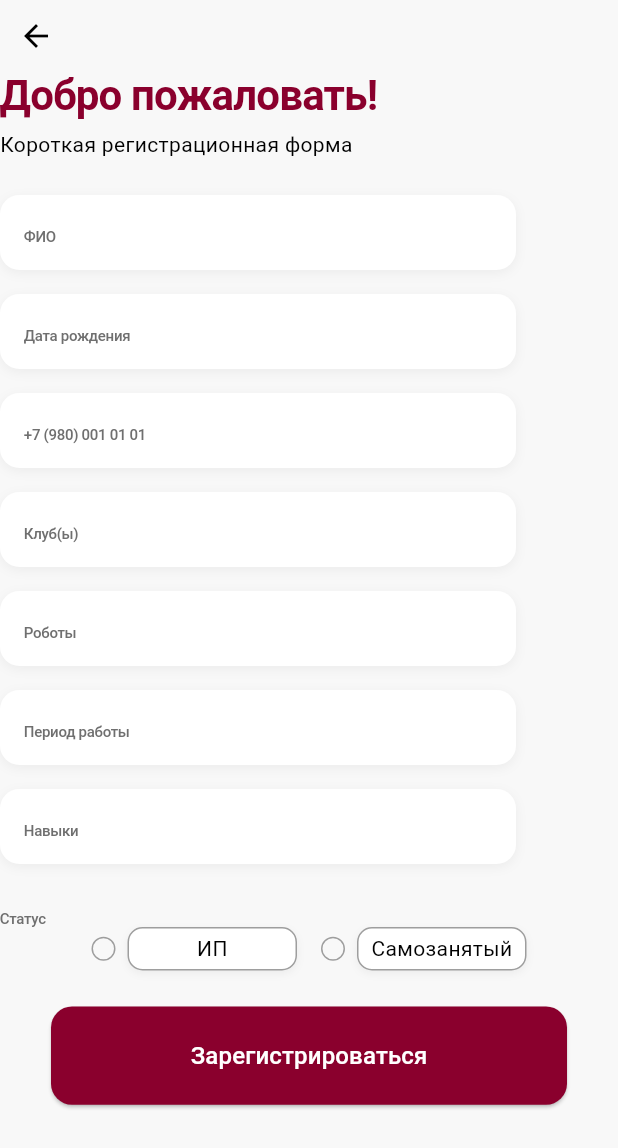
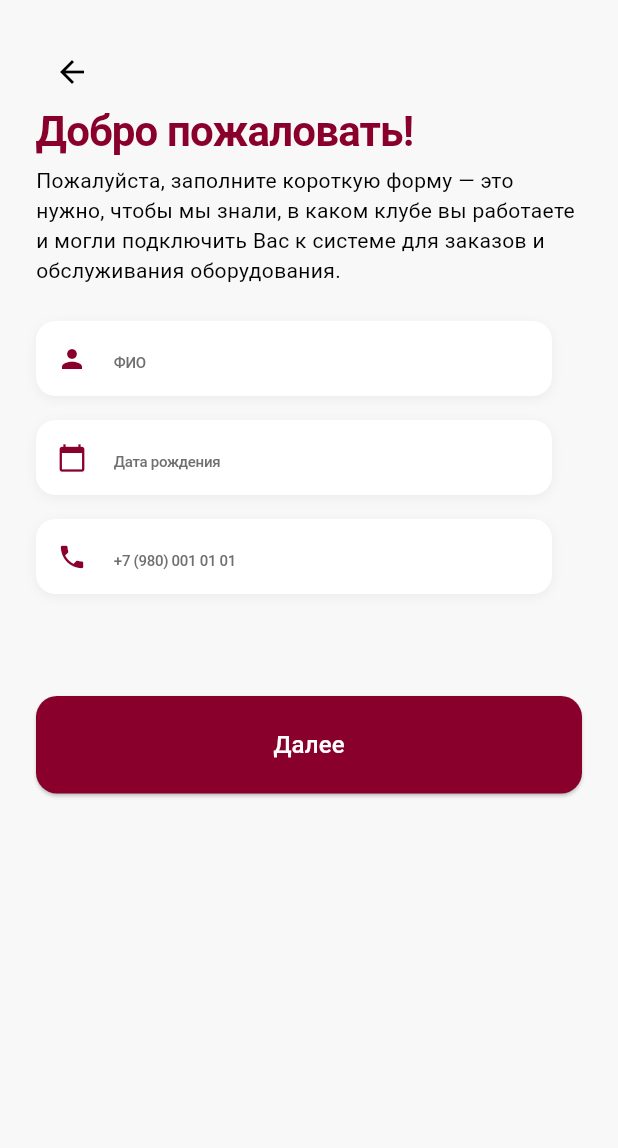
Before and after one commit to Lalamee/bowling-app-flutter, a Flutter app: the RegisterMechanicScreen screen opened directly, on a phone screen of 412 x 824 dp. Shown: the top 1148 px of the screen. Run offline on Flutter 3.47's test engine with Material 3 defaults, Android fonts, the phone set to English and light mode, and no system bars; our stand-ins replace mask_text_input_formatter.

Commit message:
mechanic screen 1.1

```diff
--- a/lib/screens/register_mechanic_screen.dart
+++ b/lib/screens/register_mechanic_screen.dart
@@ -1,11 +1,11 @@
 import 'package:flutter/material.dart';
 import 'package:intl/intl.dart';
+import 'package:flutter/services.dart';
 import '../theme/colors.dart';
 import '../theme/text_styles.dart';
 import '../widgets/labeled_text_field.dart';
-import '../widgets/radio_group_horizontal.dart';
-import '../widgets/radio_group_vertical.dart';
 import '../widgets/custom_button.dart';
+import '../widgets/radio_group_wrap.dart';
 
 class RegisterMechanicScreen extends StatefulWidget {
   const RegisterMechanicScreen({Key? key}) : super(key: key);
@@ -16,20 +16,40 @@ class RegisterMechanicScreen extends StatefulWidget {
 
 class _RegisterMechanicScreenState extends State<RegisterMechanicScreen> {
   final _formKey = GlobalKey<FormState>();
+  int _step = 0;
+
+  // Step 1
   final _fio = TextEditingController();
   final _birth = TextEditingController();
   final _phone = TextEditingController();
-  final _clubs = TextEditingController();
-  final _robots = TextEditingController();
-  final _period = TextEditingController();
+  DateTime? birthDate;
+
+  // Step 2
+  String? educationLevel;
+  final _educationName = TextEditingController();
+  final _extraEducation = TextEditingController();
+
+  // Step 3
+  final _workYears = TextEditingController();
+  final _bowlingYears = TextEditingController();
+  final _currentClub = TextEditingController();
+  final _bowlingHistory = TextEditingController();
   final _skills = TextEditingController();
-
-  DateTime? birthDate;
-  String? status;
 
   @override
   void dispose() {
-    [_fio, _birth, _phone, _clubs, _robots, _period, _skills].forEach((c) => c.dispose());
+    [
+      _fio,
+      _birth,
+      _phone,
+      _educationName,
+      _extraEducation,
+      _workYears,
+      _bowlingYears,
+      _currentClub,
+      _bowlingHistory,
+      _skills,
+    ].forEach((c) => c.dispose());
     super.dispose();
   }
 
@@ -42,107 +62,191 @@ class _RegisterMechanicScreenState extends State<RegisterMechanicScreen> {
       lastDate: now,
     );
     if (picked != null) {
+      setState(() {
         birthDate = picked;
         _birth.text = DateFormat('dd / MM / yyyy').format(picked);
+      });
     }
   }
 
-  String? _validateNotEmpty(String? v) =>
-      (v == null || v.trim().isEmpty) ? 'Обязательно заполните' : null;
-
-  String? _validatePhone(String? v) {
-    if (v == null || v.trim().isEmpty) return 'Нужно ввести номер';
-    final clean = v.replaceAll(RegExp(r'\D'), '');
-    return clean.length == 10 ? null : '10 цифр без пробелов';
-  }
+  String? _validateNotEmpty(String? v) => (v == null || v.trim().isEmpty) ? 'Обязательно заполните' : null;
 
   String? _validateBirth(String? v) => birthDate == null ? 'Выберите дату' : null;
 
+  String? _validatePhone(String? v) {
+    if (v == null || v.trim().isEmpty) return 'Введите номер телефона';
+    final digits = v.replaceAll(RegExp(r'\D'), '');
+    if (digits.length != 11) return 'Неверный формат номера';
+    return null;
+  }
+
+  String? _validateInteger(String? v) {
+    if (v == null || v.trim().isEmpty) return 'Обязательно заполните';
+    return int.tryParse(v.trim()) != null ? null : 'Укажите целое число';
+  }
+
+  void _nextStep() {
+    if (_formKey.currentState!.validate()) {
+      if (_step == 1 && educationLevel == null) {
+        ScaffoldMessenger.of(context).showSnackBar(const SnackBar(content: Text('Выберите образование')));
+        return;
+      }
+      setState(() => _step++);
+    }
+  }
+
+  void _prevStep() => setState(() => _step--);
+
   void _submit() {
-    if (!_formKey.currentState!.validate() || status == null) {
-      if (status == null) {
-        ScaffoldMessenger.of(context).showSnackBar(
-          const SnackBar(content: Text('Выберите статус')),
-        );
+    if (!_formKey.currentState!.validate() || educationLevel == null) {
+      if (educationLevel == null) {
+        ScaffoldMessenger.of(context).showSnackBar(const SnackBar(content: Text('Выберите образование')));
       }
       return;
     }
-    ScaffoldMessenger.of(context).showSnackBar(
-      const SnackBar(content: Text('Регистрация механика выполнена')),
-    );
+    ScaffoldMessenger.of(context).showSnackBar(const SnackBar(content: Text('Регистрация механика выполнена')));
   }
 
   @override
-  Widget build(BuildContext context) {
+  Widget build(BuildContext ctx) {
+    final steps = [_buildStepOne(ctx), _buildStepTwo(ctx), _buildStepThree(ctx)];
+
     return Scaffold(
       backgroundColor: AppColors.background,
       body: SafeArea(
         child: SingleChildScrollView(
-          padding: const EdgeInsets.only(bottom: 1032),
-
+          padding: const EdgeInsets.all(24),
           child: Form(
             key: _formKey,
-            child: Column(
+            child: steps[_step],
+          ),
+        ),
+      ),
+    );
+  }
+
+  Widget _buildStepOne(BuildContext ctx) {
+    return Column(
       crossAxisAlignment: CrossAxisAlignment.start,
       children: [
-                IconButton(
-                  onPressed: () => Navigator.pop(context),
-                  icon: const Icon(Icons.arrow_back),
+        IconButton(onPressed: () => Navigator.pop(ctx), icon: const Icon(Icons.arrow_back)),
+        Text('Добро пожаловать!', style: AppTextStyles.onboardingTitle.copyWith(color: AppColors.primary)),
+        const SizedBox(height: 8),
+        const Text(
+          'Пожалуйста, заполните короткую форму — это нужно, чтобы мы знали, в каком клубе вы работаете и могли подключить Вас к системе для заказов и обслуживания оборудования.',
         ),
-                Text(
-                  'Добро пожаловать!',
-                  style: AppTextStyles.onboardingTitle.copyWith(color: AppColors.primary),
-                ),
-                const SizedBox(height: 8),
-                const Text('Короткая регистрационная форма'),
         const SizedBox(height: 24),
         LabeledTextField(
           label: 'ФИО',
           controller: _fio,
-                  validator: _validateNotEmpty),
+          validator: _validateNotEmpty,
+          icon: Icons.person,
+        ),
         LabeledTextField(
           label: 'Дата рождения',
           controller: _birth,
           validator: _validateBirth,
           readOnly: true,
           onTap: _pickBirthDate,
+          icon: Icons.calendar_today,
         ),
         LabeledTextField(
           label: 'Номер телефона',
           controller: _phone,
           validator: _validatePhone,
           keyboardType: TextInputType.phone,
+          icon: Icons.phone,
+        ),
+        const SizedBox(height: 52),
+        SizedBox(
+          width: double.infinity,
+          height: 65,
+          child: CustomButton(text: 'Далее', onPressed: _nextStep),
+        ),
+      ],
+    );
+  }
+
+  Widget _buildStepTwo(BuildContext ctx) {
+    return Column(
+      crossAxisAlignment: CrossAxisAlignment.start,
+      children: [
+        IconButton(onPressed: _prevStep, icon: const Icon(Icons.arrow_back)),
+        const Text('Какое у Вас образование?', style: AppTextStyles.onboardingTitle),
+        const SizedBox(height: 16),
+        RadioGroupWrap(
+          options: const [
+            'высшее',
+            'высшее-профессиональное',
+            'среднее',
+            'средне-профессиональное',
+            'другое',
+          ],
+          groupValue: educationLevel,
+          onChanged: (v) => setState(() => educationLevel = v),
+        ),
+        const SizedBox(height: 16),
+        LabeledTextField(
+          label: 'Наименование образовательного учреждения',
+          controller: _educationName,
+          validator: _validateNotEmpty,
         ),
         LabeledTextField(
-                  label: 'Клуб(ы)',
-                  controller: _clubs,
-                  validator: _validateNotEmpty),
-                LabeledTextField(
-                  label: 'Роботы',
-                  controller: _robots,
-                  validator: _validateNotEmpty),
-                LabeledTextField(
-                  label: 'Период работы',
-                  controller: _period,
-                  validator: _validateNotEmpty),
-                LabeledTextField(
-                  label: 'Навыки',
-                  controller: _skills,
-                  validator: _validateNotEmpty),
-                const SizedBox(height: 16),
-                const Text('Статус', style: AppTextStyles.formLabel),
-                RadioGroupHorizontal(
-                  options: const ['ИП', 'Самозанятый'],
-                  groupValue: status,
-                  onChanged: (v) => setState(() => status = v),
+          label: 'Дополнительное образование (курсы и т.д.)',
+          controller: _extraEducation,
+          validator: _validateNotEmpty,
         ),
         const SizedBox(height: 24),
-                Center(child: CustomButton(text: 'Зарегистрироваться', onPressed: _submit)),
+        SizedBox(
+          width: double.infinity,
+          height: 65,
+          child: CustomButton(text: 'Далее', onPressed: _nextStep),
+        ),
       ],
+    );
+  }
+
+  Widget _buildStepThree(BuildContext ctx) {
+    return Column(
+      crossAxisAlignment: CrossAxisAlignment.start,
+      children: [
+        IconButton(onPressed: _prevStep, icon: const Icon(Icons.arrow_back)),
+        const Text('Стаж работы', style: AppTextStyles.onboardingTitle),
+        const SizedBox(height: 8),
+        LabeledTextField(
+          label: 'Общий стаж работы',
+          controller: _workYears,
+          validator: _validateInteger,
+          keyboardType: TextInputType.number,
         ),
+        LabeledTextField(
+          label: 'Стаж в боулинге',
+          controller: _bowlingYears,
+          validator: _validateInteger,
+          keyboardType: TextInputType.number,
         ),
+        LabeledTextField(
+          label: 'Текущее место работы',
+          controller: _currentClub,
+          validator: _validateNotEmpty,
         ),
+        LabeledTextField(
+          label: 'Где и когда работали в боулинге',
+          controller: _bowlingHistory,
+          validator: _validateNotEmpty,
         ),
+        LabeledTextField(
+          label: 'Навыки и преимущества',
+          controller: _skills,
+          validator: _validateNotEmpty,
+        ),
+        const SizedBox(height: 24),
+        SizedBox(
+          width: double.infinity,
+          height: 65,
+          child: CustomButton(text: 'Зарегистрироваться', onPressed: _submit),
+        ),
+      ],
     );
   }
 }
--- a/lib/widgets/radio_group_horizontal.dart
+++ b/lib/widgets/radio_group_horizontal.dart
@@ -1,6 +1,7 @@
 import 'package:flutter/material.dart';
 import '../theme/colors.dart';
 import '../theme/text_styles.dart';
+import '../theme/radio_chip_style.dart';
 
 class RadioGroupHorizontal extends StatelessWidget {
   final List<String> options;
@@ -20,36 +21,19 @@ class RadioGroupHorizontal extends StatelessWidget {
       mainAxisAlignment: MainAxisAlignment.center,
       children: options.map((label) {
         final isSelected = label == groupValue;
-
         return Padding(
           padding: const EdgeInsets.symmetric(horizontal: 8),
-          child: InkWell(
+          child: GestureDetector(
             onTap: () => onChanged(label),
-            borderRadius: BorderRadius.circular(10),
             child: Row(
-              crossAxisAlignment: CrossAxisAlignment.center,
               children: [
-                Container(
-                  width: 16,
-                  height: 16,
-                  margin: const EdgeInsets.only(right: 8),
-                  decoration: isSelected
-                      ? BoxDecoration(
-                          shape: BoxShape.circle,
-                          color: AppColors.primary,
-                          border: Border.all(
-                            color: AppColors.primary,
-                            width: 2,
-                          ),
-                        )
-                      : BoxDecoration(
-                          shape: BoxShape.circle,
-                          color: Colors.transparent,
-                          border: Border.all(
-                            color: Colors.grey,
-                            width: 1,
-                          ),
-                        ),
+                Radio<String>(
+                  value: label,
+                  groupValue: groupValue,
+                  onChanged: (val) => onChanged(val),
+                  activeColor: AppColors.primary,
+                  visualDensity: const VisualDensity(horizontal: -4, vertical: -4),
+                  materialTapTargetSize: MaterialTapTargetSize.shrinkWrap,
                 ),
                 Container(
                   width: 113,
@@ -59,22 +43,21 @@ class RadioGroupHorizontal extends StatelessWidget {
                     color: Colors.white,
                     borderRadius: BorderRadius.circular(10),
                     border: Border.all(
-                      color: isSelected ? AppColors.primary : Colors.grey,
-                      width: 1,
+                      color: isSelected ? AppColors.primary : Colors.grey.shade400,
+                      width: 1.5,
                     ),
                     boxShadow: [
                       BoxShadow(
                         color: Colors.black.withOpacity(0.05),
-                        blurRadius: 4,
-                        offset: const Offset(0, 2),
+                        blurRadius: 3,
+                        offset: const Offset(0, 1),
                       ),
                     ],
                   ),
                   child: Text(
                     label,
-                    style: AppTextStyles.formInput.copyWith(
-                      color: isSelected ? AppColors.primary : Colors.black,
-                    ),
+                    style: RadioChipStyle.textStyle(isSelected),
+                    textAlign: TextAlign.center,
                   ),
                 ),
               ],
```
Also changed, not shown: lib/theme/radio_chip_style.dart (added, +15 -0 lines), lib/widgets/radio_group_vertical.dart (+14 -22 lines), lib/widgets/radio_group_wrap.dart (added, +61 -0 lines). Lines whose indentation alone changed are shown as unchanged.
